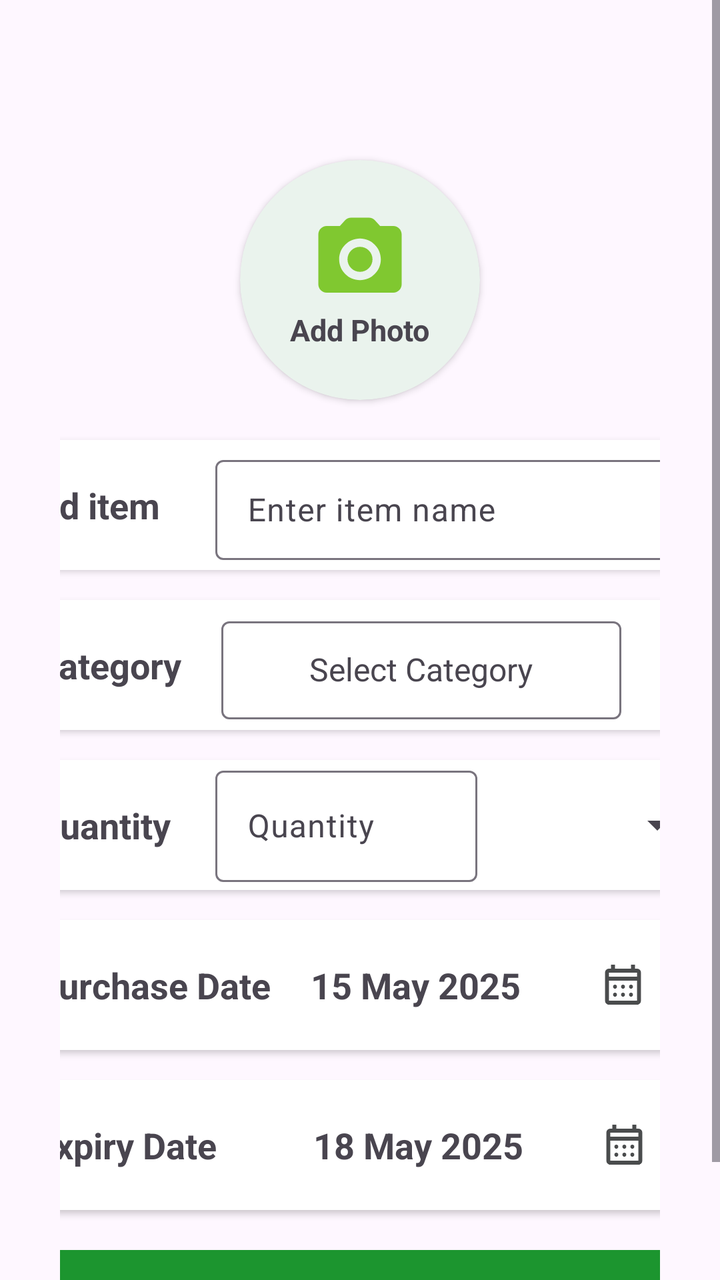
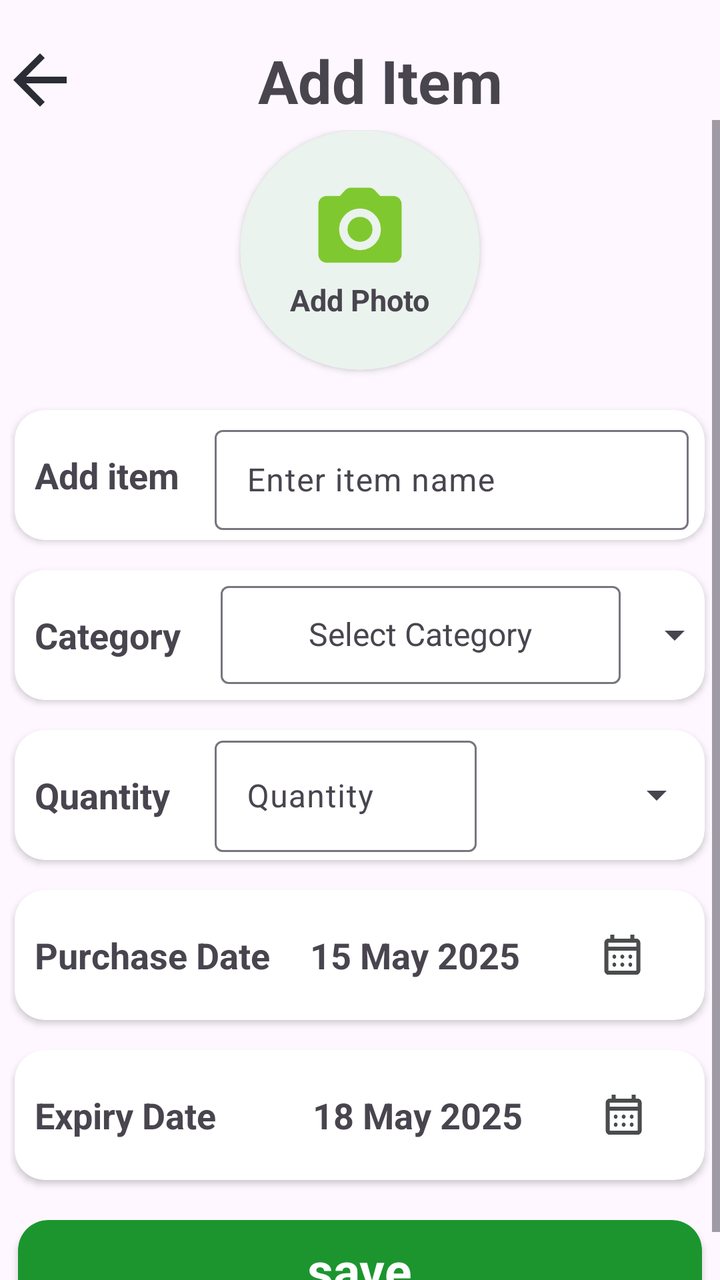

Screens rendered from an Android XML layout before and after an edit, with the pre-edit source and the edit as a unified diff.
<!-- AndroidManifest.xml: application theme Theme.FridgeWise -->
<!-- res/layout/fragment_add_item.xml -->
<?xml version="1.0" encoding="utf-8"?>
<androidx.constraintlayout.widget.ConstraintLayout xmlns:android="http://schemas.android.com/apk/res/android"
    xmlns:app="http://schemas.android.com/apk/res-auto"
    xmlns:tools="http://schemas.android.com/tools"
    android:layout_width="match_parent"
    android:layout_height="match_parent"
    tools:context=".AddItemFragment">

    


    <TextView
        android:id="@+id/add_item_header"
        android:layout_width="wrap_content"
        android:layout_height="wrap_content"
        android:layout_marginStart="10dp"
        android:layout_marginTop="16dp"
        android:layout_marginBottom="832dp"
        android:text="@string/add_items011"
        android:textColor="#000000"
        android:textSize="25sp"
        android:textStyle="bold"
        app:layout_constraintBottom_toBottomOf="@+id/scrollView3"
        app:layout_constraintEnd_toEndOf="parent"
        app:layout_constraintHorizontal_bias="0.45"
        app:layout_constraintStart_toStartOf="parent"
        app:layout_constraintTop_toTopOf="parent" />

    <ScrollView
        android:id="@+id/scrollView3"
        android:layout_width="match_parent"
        android:layout_height="match_parent"
        app:layout_constraintBottom_toBottomOf="parent"
        app:layout_constraintEnd_toEndOf="parent"
        app:layout_constraintStart_toStartOf="parent"
        app:layout_constraintTop_toTopOf="parent">

        <LinearLayout
            android:layout_width="match_parent"
            android:layout_height="wrap_content"
            android:orientation="vertical"
            android:padding="30dp" >

            <androidx.cardview.widget.CardView
                android:layout_width="120dp"
                android:layout_height="120dp"
                android:layout_gravity="center_horizontal"
                android:layout_marginTop="50dp"
                app:cardCornerRadius="90dp"
                android:backgroundTint="#EAF3ED">

                <LinearLayout
                    android:layout_width="match_parent"
                    android:layout_height="match_parent"
                    android:orientation="vertical"
                    android:gravity="center">


                    <ImageView
                        android:id="@+id/add_item_photo"
                        android:layout_width="50dp"
                        android:layout_height="50dp"
                        android:layout_gravity="center"
                        android:contentDescription="@string/todo01"
                        android:src="@drawable/round_camera_alt_24" />

                    <TextView
                        android:id="@+id/add_item_txt_view"
                        android:layout_width="wrap_content"
                        android:layout_height="wrap_content"
                        android:text="@string/add_photo"
                        android:textSize="15sp"
                        android:textStyle="bold"/>
                </LinearLayout>

            </androidx.cardview.widget.CardView>

            <androidx.cardview.widget.CardView
                android:layout_width="345dp"
                android:layout_height="65dp"
                android:layout_marginTop="20dp"
                android:backgroundTint="@color/white"
                app:cardCornerRadius="15dp"
                android:layout_gravity="center">

                <LinearLayout
                    android:layout_width="match_parent"
                    android:layout_height="match_parent"
                    android:gravity="center"
                    android:orientation="horizontal">

                    <TextView
                        android:id="@+id/add_item_txt01"
                        android:layout_width="100dp"
                        android:layout_height="wrap_content"
                        android:paddingEnd="10dp"
                        android:paddingStart="0dp"
                        android:text="Add item"
                        android:textSize="18sp"
                        android:textStyle="bold" />

                    <com.google.android.material.textfield.TextInputLayout
                        android:layout_width="0dp"
                        android:layout_height="match_parent"
                        android:paddingEnd="8dp"
                        android:layout_weight="1">

                        <com.google.android.material.textfield.TextInputEditText
                            android:layout_width="match_parent"
                            android:layout_height="50dp"
                            android:layout_weight="1"
                            android:layout_gravity="center"
                            android:hint="@string/enter_item_name"
                            android:textColorHint="@color/text_gray"

                            />
                    </com.google.android.material.textfield.TextInputLayout>

                </LinearLayout>
            </androidx.cardview.widget.CardView>

            <androidx.cardview.widget.CardView
                android:layout_width="345dp"
                android:layout_height="65dp"
                android:layout_gravity="center"
                android:layout_marginTop="15dp"
                android:backgroundTint="@color/white"
                app:cardCornerRadius="15dp">

                <LinearLayout
                    android:layout_width="match_parent"
                    android:layout_height="match_parent"
                    android:orientation="horizontal">

                    <TextView
                        android:id="@+id/add_category_txt02"
                        android:layout_width="100dp"
                        android:layout_height="wrap_content"
                        android:layout_gravity="center"
                        android:paddingStart="10dp"
                        android:paddingEnd="0dp"
                        android:text="@string/category"
                        android:textSize="18sp"
                        android:textStyle="bold" />

                    <LinearLayout
                        android:layout_width="206dp"
                        android:layout_height="match_parent"
                        android:orientation="horizontal">

                        <com.google.android.material.textfield.TextInputLayout
                            android:layout_width="match_parent"
                            android:layout_height="match_parent"
                            android:gravity="center">


                            <MultiAutoCompleteTextView
                                android:id="@+id/multiAutoCompleteTextView02"
                                android:layout_width="200dp"
                                android:layout_height="49dp"
                                android:layout_gravity="center_horizontal"
                                android:gravity="center"
                                android:layout_weight="1"
                                android:hint="@string/select_category"
                                android:textColor="@color/text_gray"
                                android:textSize="16sp" />

                        </com.google.android.material.textfield.TextInputLayout>
                    </LinearLayout>

                    <LinearLayout
                        android:layout_width="48dp"
                        android:layout_height="match_parent"
                        android:orientation="horizontal">

                        <Spinner
                            android:id="@+id/spinner2"
                            android:layout_width="48dp"
                            android:layout_height="53dp"
                            android:layout_gravity="center"
                            android:layout_weight="1" />
                    </LinearLayout>

                </LinearLayout>

            </androidx.cardview.widget.CardView>

            <androidx.cardview.widget.CardView
                android:layout_width="345dp"
                android:layout_height="65dp"
                android:layout_marginTop="15dp"
                android:backgroundTint="@color/white"
                app:cardCornerRadius="15dp"
                android:layout_gravity="center" >

                <LinearLayout
                    android:layout_width="match_parent"
                    android:layout_height="match_parent"
                    android:orientation="horizontal">

                    <TextView
                        android:id="@+id/add_quantity_txt03"
                        android:layout_width="100dp"
                        android:layout_height="wrap_content"
                        android:paddingEnd="10dp"
                        android:text="@string/quantity"
                        android:layout_gravity="center"
                        android:textSize="18sp"
                        android:paddingStart="10dp"
                        android:textStyle="bold" />

                    <LinearLayout
                        android:layout_width="131dp"
                        android:layout_height="match_parent"
                        android:orientation="horizontal">

                        <com.google.android.material.textfield.TextInputLayout
                            android:layout_width="match_parent"
                            android:layout_height="match_parent">

                            <com.google.android.material.textfield.TextInputEditText
                                android:layout_width="match_parent"
                                android:layout_height="wrap_content"
                                android:hint="Quantity" />
                        </com.google.android.material.textfield.TextInputLayout>
                    </LinearLayout>

                    <LinearLayout
                        android:layout_width="match_parent"
                        android:layout_height="match_parent"
                        android:orientation="horizontal">

                        <Spinner
                            android:id="@+id/spinner3"
                            android:layout_width="50dp"
                            android:layout_height="match_parent"
                            android:layout_gravity="center"
                            android:layout_weight="1" />
                    </LinearLayout>

                </LinearLayout>

            </androidx.cardview.widget.CardView>

            <androidx.cardview.widget.CardView
                android:layout_width="345dp"
                android:layout_height="65dp"
                android:layout_marginTop="15dp"
                android:backgroundTint="@color/white"
                app:cardCornerRadius="15dp"
                android:layout_gravity="center" >

                <LinearLayout
                    android:layout_width="match_parent"
                    android:layout_height="match_parent"
                    android:orientation="horizontal">

                    <TextView
                        android:id="@+id/add_purchase_date_txt04"
                        android:layout_width="wrap_content"
                        android:layout_height="wrap_content"
                        android:layout_gravity="center"
                        android:paddingStart="10dp"
                        android:paddingEnd="10dp"
                        android:text="@string/purchase_date"
                        android:textSize="18sp"
                        android:textStyle="bold" />

                    <TextView
                        android:id="@+id/add_date_start_text"
                        android:layout_width="wrap_content"
                        android:layout_height="wrap_content"
                        android:layout_gravity="center"
                        android:paddingStart="10dp"
                        android:paddingEnd="10dp"
                        android:text="@string/_15_may_2025"
                        android:textSize="18sp"
                        android:textStyle="bold" />

                    <ImageView
                        android:id="@+id/imageView11"
                        android:layout_width="0dp"
                        android:layout_height="wrap_content"
                        android:layout_weight="1"
                        android:layout_gravity="center"
                        android:src="@drawable/outline_calendar_month_24" />
                </LinearLayout>
            </androidx.cardview.widget.CardView>

            <androidx.cardview.widget.CardView
                android:layout_width="345dp"
                android:layout_height="65dp"
                android:layout_marginTop="15dp"
                android:backgroundTint="@color/white"
                app:cardCornerRadius="15dp"
                android:layout_gravity="center" >

                <LinearLayout
                    android:layout_width="match_parent"
                    android:layout_height="match_parent"
                    android:orientation="horizontal">

                    <TextView
                        android:id="@+id/add_expiry_date_txt05"
                        android:layout_width="139dp"
                        android:layout_height="wrap_content"
                        android:layout_gravity="center"
                        android:paddingStart="10dp"
                        android:paddingEnd="10dp"
                        android:text="Expiry Date"
                        android:textSize="18sp"
                        android:textStyle="bold" />

                    <TextView
                        android:id="@+id/add_date_end"
                        android:layout_width="wrap_content"
                        android:layout_height="wrap_content"
                        android:layout_gravity="center"
                        android:paddingStart="10dp"
                        android:paddingEnd="10dp"
                        android:text="@string/_18_may_2025"
                        android:textSize="18sp"
                        android:textStyle="bold" />

                    <ImageView
                        android:id="@+id/imageView12"
                        android:layout_width="0dp"
                        android:layout_height="wrap_content"
                        android:layout_weight="1"
                        android:layout_gravity="center"
                        android:src="@drawable/outline_calendar_month_24" />
                </LinearLayout>

            </androidx.cardview.widget.CardView>

            <androidx.cardview.widget.CardView
                android:layout_width="342dp"
                android:layout_height="50dp"
                android:layout_gravity="center"
                android:layout_marginTop="20dp"
                app:cardCornerRadius="15dp"
                android:backgroundTint="#1C952F"

                >

                <TextView
                    android:id="@+id/textView21"
                    android:layout_width="wrap_content"
                    android:layout_height="wrap_content"
                    android:text="@string/save"
                    android:layout_gravity="center"
                    android:textSize="25sp"
                    android:textStyle="bold"
                    android:textColor="@color/white" />
            </androidx.cardview.widget.CardView>

        </LinearLayout>
    </ScrollView>

</androidx.constraintlayout.widget.ConstraintLayout>
<!-- resources referenced by this layout -->
<resources>
  <color name="text_gray">#757575</color>
  <color name="white">#FFFFFF</color>
  <!-- drawable outline_calendar_month_24 (drawable) -->
  <vector xmlns:android="http://schemas.android.com/apk/res/android" android:height="24dp" android:tint="#4A4C4D" android:viewportHeight="960" android:viewportWidth="960" android:width="24dp">
        
      <path android:fillColor="@android:color/white" android:pathData="M200,880Q167,880 143.5,856.5Q120,833 120,800L120,240Q120,207 143.5,183.5Q167,160 200,160L240,160L240,80L320,80L320,160L640,160L640,80L720,80L720,160L760,160Q793,160 816.5,183.5Q840,207 840,240L840,800Q840,833 816.5,856.5Q793,880 760,880L200,880ZM200,800L760,800Q760,800 760,800Q760,800 760,800L760,400L200,400L200,800Q200,800 200,800Q200,800 200,800ZM200,320L760,320L760,240Q760,240 760,240Q760,240 760,240L200,240Q200,240 200,240Q200,240 200,240L200,320ZM200,320L200,240Q200,240 200,240Q200,240 200,240L200,240Q200,240 200,240Q200,240 200,240L200,320ZM480,560Q463,560 451.5,548.5Q440,537 440,520Q440,503 451.5,491.5Q463,480 480,480Q497,480 508.5,491.5Q520,503 520,520Q520,537 508.5,548.5Q497,560 480,560ZM291.5,548.5Q280,537 280,520Q280,503 291.5,491.5Q303,480 320,480Q337,480 348.5,491.5Q360,503 360,520Q360,537 348.5,548.5Q337,560 320,560Q303,560 291.5,548.5ZM640,560Q623,560 611.5,548.5Q600,537 600,520Q600,503 611.5,491.5Q623,480 640,480Q657,480 668.5,491.5Q680,503 680,520Q680,537 668.5,548.5Q657,560 640,560ZM480,720Q463,720 451.5,708.5Q440,697 440,680Q440,663 451.5,651.5Q463,640 480,640Q497,640 508.5,651.5Q520,663 520,680Q520,697 508.5,708.5Q497,720 480,720ZM291.5,708.5Q280,697 280,680Q280,663 291.5,651.5Q303,640 320,640Q337,640 348.5,651.5Q360,663 360,680Q360,697 348.5,708.5Q337,720 320,720Q303,720 291.5,708.5ZM640,720Q623,720 611.5,708.5Q600,697 600,680Q600,663 611.5,651.5Q623,640 640,640Q657,640 668.5,651.5Q680,663 680,680Q680,697 668.5,708.5Q657,720 640,720Z"/>
      
  </vector>
  <!-- drawable round_camera_alt_24 (drawable) -->
  <vector xmlns:android="http://schemas.android.com/apk/res/android" android:height="24dp" android:tint="#80C830" android:viewportHeight="24" android:viewportWidth="24" android:width="24dp">
        
      <path android:fillColor="@android:color/white" android:pathData="M12,12m-3,0a3,3 0,1 1,6 0a3,3 0,1 1,-6 0"/>
        
      <path android:fillColor="@android:color/white" android:pathData="M20,4h-3.17l-1.24,-1.35c-0.37,-0.41 -0.91,-0.65 -1.47,-0.65L9.88,2c-0.56,0 -1.1,0.24 -1.48,0.65L7.17,4L4,4c-1.1,0 -2,0.9 -2,2v12c0,1.1 0.9,2 2,2h16c1.1,0 2,-0.9 2,-2L22,6c0,-1.1 -0.9,-2 -2,-2zM12,17c-2.76,0 -5,-2.24 -5,-5s2.24,-5 5,-5 5,2.24 5,5 -2.24,5 -5,5z"/>
      
  </vector>
  <string name="_15_may_2025">15 May 2025</string>
  <string name="_18_may_2025">18 May 2025</string>
  <string name="add_items011">Add Items</string>
  <string name="add_photo">Add Photo</string>
  <string name="category">Category</string>
  <string name="enter_item_name">Enter item name</string>
  <string name="purchase_date">Purchase Date</string>
  <string name="quantity">Quantity</string>
  <string name="save">save</string>
  <string name="select_category">Select Category</string>
  <string name="todo01">TODO</string>
  <style name="Theme.FridgeWise" parent="Base.Theme.FridgeWise" />
  <style name="Base.Theme.FridgeWise" parent="Theme.Material3.DayNight.NoActionBar">
          
          
      </style>
</resources>

<!-- the commit's change to res/layout/fragment_add_item.xml (unified diff, before → after) -->
@@ -9,51 +9,66 @@
     
 
 
-    <TextView
-        android:id="@+id/add_item_header"
-        android:layout_width="wrap_content"
-        android:layout_height="wrap_content"
-        android:layout_marginStart="10dp"
-        android:layout_marginTop="16dp"
-        android:layout_marginBottom="832dp"
-        android:text="@string/add_items011"
-        android:textColor="#000000"
-        android:textSize="25sp"
-        android:textStyle="bold"
-        app:layout_constraintBottom_toBottomOf="@+id/scrollView3"
+    <LinearLayout
+        android:layout_width="match_parent"
+        android:layout_height="40dp"
+        android:orientation="horizontal"
+        android:layout_marginTop="20dp"
+        app:layout_constraintBottom_toTopOf="@+id/scrollView3"
         app:layout_constraintEnd_toEndOf="parent"
-        app:layout_constraintHorizontal_bias="0.45"
         app:layout_constraintStart_toStartOf="parent"
-        app:layout_constraintTop_toTopOf="parent" />
+        app:layout_constraintTop_toTopOf="parent">
+
+        <ImageView
+            android:id="@+id/back_arrow"
+            android:layout_width="40dp"
+            android:layout_height="40dp"
+            android:src="@drawable/outline_arrow_back_24" />
+
+        <TextView
+            android:id="@+id/textView13"
+            android:layout_width="match_parent"
+            android:layout_height="wrap_content"
+            android:layout_weight="1"
+            android:gravity="center"
+            android:text="Add Item"
+            android:paddingEnd="20dp"
+            android:textSize="30sp"
+            android:textStyle="bold" />
+
+
+    </LinearLayout>
 
     <ScrollView
         android:id="@+id/scrollView3"
         android:layout_width="match_parent"
         android:layout_height="match_parent"
+        android:layout_marginTop="60dp"
         app:layout_constraintBottom_toBottomOf="parent"
         app:layout_constraintEnd_toEndOf="parent"
+        app:layout_constraintHorizontal_bias="0.0"
         app:layout_constraintStart_toStartOf="parent"
-        app:layout_constraintTop_toTopOf="parent">
+        app:layout_constraintTop_toTopOf="parent"
+        app:layout_constraintVertical_bias="0.236">
 
         <LinearLayout
             android:layout_width="match_parent"
-            android:layout_height="wrap_content"
+            android:layout_height="match_parent"
             android:orientation="vertical"
-            android:padding="30dp" >
+            android:padding="5dp">
 
             <androidx.cardview.widget.CardView
                 android:layout_width="120dp"
                 android:layout_height="120dp"
-                android:layout_gravity="center_horizontal"
-                android:layout_marginTop="50dp"
-                app:cardCornerRadius="90dp"
-                android:backgroundTint="#EAF3ED">
-
-                <LinearLayout
-                    android:layout_width="match_parent"
-                    android:layout_height="match_parent"
-                    android:orientation="vertical"
-                    android:gravity="center">
+                android:layout_gravity="center"
+                android:backgroundTint="#EAF3ED"
+                app:cardCornerRadius="90dp">
+
+                <LinearLayout
+                    android:layout_width="match_parent"
+                    android:layout_height="match_parent"
+                    android:gravity="center"
+                    android:orientation="vertical">
 
 
                     <ImageView
@@ -70,18 +85,18 @@
                         android:layout_height="wrap_content"
                         android:text="@string/add_photo"
                         android:textSize="15sp"
-                        android:textStyle="bold"/>
-                </LinearLayout>
-
-            </androidx.cardview.widget.CardView>
-
-            <androidx.cardview.widget.CardView
-                android:layout_width="345dp"
-                android:layout_height="65dp"
+                        android:textStyle="bold" />
+                </LinearLayout>
+
+            </androidx.cardview.widget.CardView>
+
+            <androidx.cardview.widget.CardView
+                android:layout_width="345dp"
+                android:layout_height="65dp"
+                android:layout_gravity="center"
                 android:layout_marginTop="20dp"
                 android:backgroundTint="@color/white"
-                app:cardCornerRadius="15dp"
-                android:layout_gravity="center">
+                app:cardCornerRadius="15dp">
 
                 <LinearLayout
                     android:layout_width="match_parent"
@@ -93,8 +108,8 @@
                         android:id="@+id/add_item_txt01"
                         android:layout_width="100dp"
                         android:layout_height="wrap_content"
-                        android:paddingEnd="10dp"
-                        android:paddingStart="0dp"
+                        android:paddingStart="10dp"
+                        android:paddingEnd="0dp"
                         android:text="Add item"
                         android:textSize="18sp"
                         android:textStyle="bold" />
@@ -102,14 +117,14 @@
                     <com.google.android.material.textfield.TextInputLayout
                         android:layout_width="0dp"
                         android:layout_height="match_parent"
-                        android:paddingEnd="8dp"
-                        android:layout_weight="1">
+                        android:layout_weight="1"
+                        android:paddingEnd="8dp">
 
                         <com.google.android.material.textfield.TextInputEditText
                             android:layout_width="match_parent"
                             android:layout_height="50dp"
+                            android:layout_gravity="center"
                             android:layout_weight="1"
-                            android:layout_gravity="center"
                             android:hint="@string/enter_item_name"
                             android:textColorHint="@color/text_gray"
 
@@ -159,8 +174,9 @@
                                 android:layout_width="200dp"
                                 android:layout_height="49dp"
                                 android:layout_gravity="center_horizontal"
+                                android:layout_weight="1"
                                 android:gravity="center"
-                                android:layout_weight="1"
+                                android:layout_marginBottom="5dp"
                                 android:hint="@string/select_category"
                                 android:textColor="@color/text_gray"
                                 android:textSize="16sp" />
@@ -188,10 +204,10 @@
             <androidx.cardview.widget.CardView
                 android:layout_width="345dp"
                 android:layout_height="65dp"
+                android:layout_gravity="center"
                 android:layout_marginTop="15dp"
                 android:backgroundTint="@color/white"
-                app:cardCornerRadius="15dp"
-                android:layout_gravity="center" >
+                app:cardCornerRadius="15dp">
 
                 <LinearLayout
                     android:layout_width="match_parent"
@@ -202,11 +218,11 @@
                         android:id="@+id/add_quantity_txt03"
                         android:layout_width="100dp"
                         android:layout_height="wrap_content"
+                        android:layout_gravity="center"
+                        android:paddingStart="10dp"
                         android:paddingEnd="10dp"
                         android:text="@string/quantity"
-                        android:layout_gravity="center"
-                        android:textSize="18sp"
-                        android:paddingStart="10dp"
+                        android:textSize="18sp"
                         android:textStyle="bold" />
 
                     <LinearLayout
@@ -232,7 +248,7 @@
 
                         <Spinner
                             android:id="@+id/spinner3"
-                            android:layout_width="50dp"
+                            android:layout_width="79dp"
                             android:layout_height="match_parent"
                             android:layout_gravity="center"
                             android:layout_weight="1" />
@@ -245,10 +261,10 @@
             <androidx.cardview.widget.CardView
                 android:layout_width="345dp"
                 android:layout_height="65dp"
+                android:layout_gravity="center"
                 android:layout_marginTop="15dp"
                 android:backgroundTint="@color/white"
-                app:cardCornerRadius="15dp"
-                android:layout_gravity="center" >
+                app:cardCornerRadius="15dp">
 
                 <LinearLayout
                     android:layout_width="match_parent"
@@ -281,8 +297,8 @@
                         android:id="@+id/imageView11"
                         android:layout_width="0dp"
                         android:layout_height="wrap_content"
+                        android:layout_gravity="center"
                         android:layout_weight="1"
-                        android:layout_gravity="center"
                         android:src="@drawable/outline_calendar_month_24" />
                 </LinearLayout>
             </androidx.cardview.widget.CardView>
@@ -290,10 +306,10 @@
             <androidx.cardview.widget.CardView
                 android:layout_width="345dp"
                 android:layout_height="65dp"
+                android:layout_gravity="center"
                 android:layout_marginTop="15dp"
                 android:backgroundTint="@color/white"
-                app:cardCornerRadius="15dp"
-                android:layout_gravity="center" >
+                app:cardCornerRadius="15dp">
 
                 <LinearLayout
                     android:layout_width="match_parent"
@@ -326,8 +342,8 @@
                         android:id="@+id/imageView12"
                         android:layout_width="0dp"
                         android:layout_height="wrap_content"
+                        android:layout_gravity="center"
                         android:layout_weight="1"
-                        android:layout_gravity="center"
                         android:src="@drawable/outline_calendar_month_24" />
                 </LinearLayout>
 
@@ -338,8 +354,8 @@
                 android:layout_height="50dp"
                 android:layout_gravity="center"
                 android:layout_marginTop="20dp"
+                android:backgroundTint="#1C952F"
                 app:cardCornerRadius="15dp"
-                android:backgroundTint="#1C952F"
 
                 >
 
@@ -347,11 +363,11 @@
                     android:id="@+id/textView21"
                     android:layout_width="wrap_content"
                     android:layout_height="wrap_content"
+                    android:layout_gravity="center"
                     android:text="@string/save"
-                    android:layout_gravity="center"
+                    android:textColor="@color/white"
                     android:textSize="25sp"
-                    android:textStyle="bold"
-                    android:textColor="@color/white" />
+                    android:textStyle="bold" />
             </androidx.cardview.widget.CardView>
 
         </LinearLayout>
<!-- resource entries referenced after the edit -->
@@ -2,6 +2,12 @@
 <resources>
   <color name="text_gray">#757575</color>
   <color name="white">#FFFFFF</color>
+  <!-- drawable outline_arrow_back_24 (drawable) -->
+  <vector xmlns:android="http://schemas.android.com/apk/res/android" android:autoMirrored="true" android:height="24dp" android:tint="#2A2D35" android:viewportHeight="960" android:viewportWidth="960" android:width="24dp">
+        
+      <path android:fillColor="@android:color/white" android:pathData="M313,520L537,744L480,800L160,480L480,160L537,216L313,440L800,440L800,520L313,520Z"/>
+      
+  </vector>
   <!-- drawable outline_calendar_month_24 (drawable) -->
   <vector xmlns:android="http://schemas.android.com/apk/res/android" android:height="24dp" android:tint="#4A4C4D" android:viewportHeight="960" android:viewportWidth="960" android:width="24dp">
         
@@ -18,7 +24,6 @@
   </vector>
   <string name="_15_may_2025">15 May 2025</string>
   <string name="_18_may_2025">18 May 2025</string>
-  <string name="add_items011">Add Items</string>
   <string name="add_photo">Add Photo</string>
   <string name="category">Category</string>
   <string name="enter_item_name">Enter item name</string>
